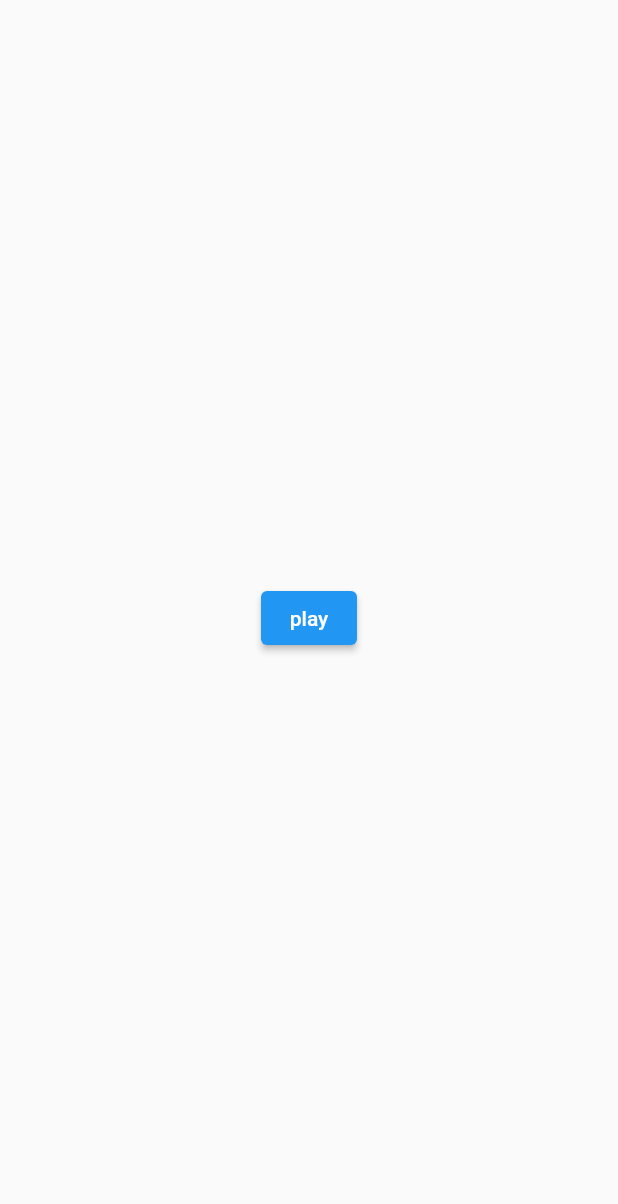
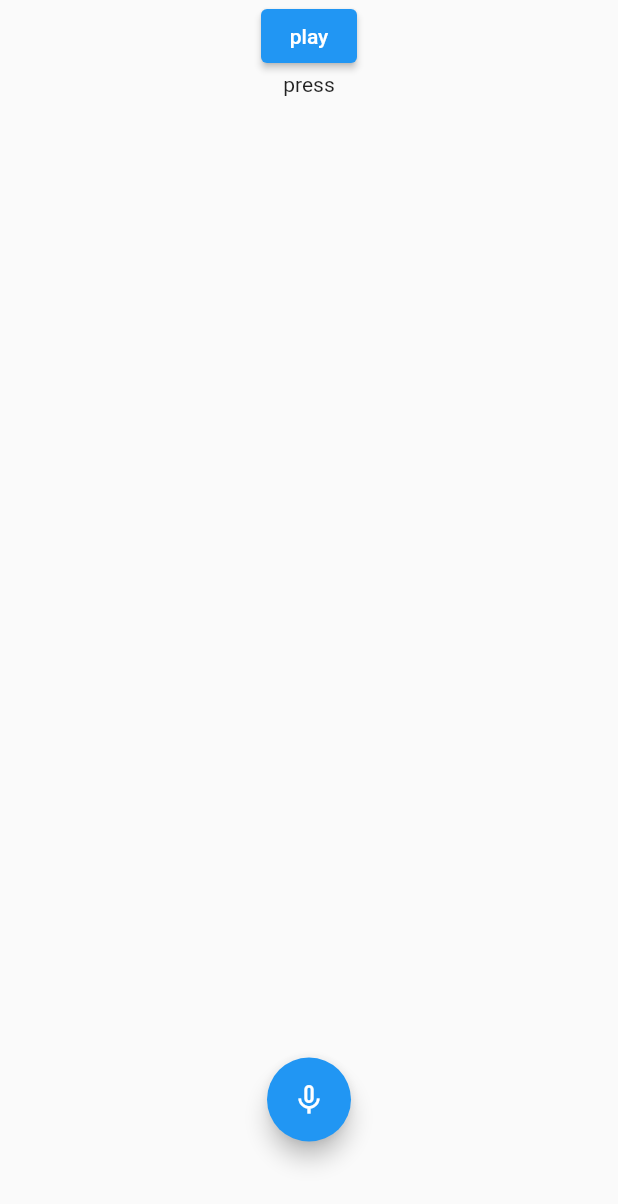
Before and after one commit to AfnanSD/Tamakan, a Flutter app: the screen it shows after launch, on a phone screen of 412 x 824 dp. Shown: the top 1204 px of the screen. Run offline on Flutter 3.47's test engine with Material 2 defaults, Android fonts, the phone set to English and light mode, and no system bars; drawn by our look-alikes of avatar_glow; our stand-ins replace audioplayers, firebase_core, firebase_storage, speech_to_text; accounts and stored records are empty.

Commit message:
speech to text
https://www.youtube.com/watch?v=dpdnvSI0Dn8

```diff
--- a/tamakan/lib/main.dart
+++ b/tamakan/lib/main.dart
@@ -1,8 +1,10 @@
+import 'package:avatar_glow/avatar_glow.dart';
 import 'package:firebase_core/firebase_core.dart';
 import 'package:firebase_storage/firebase_storage.dart';
 import 'package:flutter/material.dart';
 
 import 'package:audioplayers/audioplayers.dart';
+import 'package:speech_to_text/speech_to_text.dart' as stt;
 
 Future<void> main() async {
   WidgetsFlutterBinding.ensureInitialized();
@@ -35,10 +37,24 @@ class MyHomePage extends StatefulWidget {
 
 class _MyHomePageState extends State<MyHomePage> {
   final player = AudioPlayer();
+  late stt.SpeechToText speech;
+  bool isListening = false;
+  String text = 'press';
+  double confidence = 1;
+
+  @override
+  void initState() {
+    // TODO: implement initState
+    super.initState();
+    speech = stt.SpeechToText();
+  }
+
   @override
   Widget build(BuildContext context) {
     return Scaffold(
-      body: Center(
+        body: Column(
+          children: [
+            Center(
               child: ElevatedButton(
                 onPressed: () async {
                   // Create a storage reference from our app
@@ -47,16 +63,61 @@ class _MyHomePageState extends State<MyHomePage> {
                   // Create a reference with an initial file path and name
                   final pathReference = storageRef.child("/practices/ألف.mp3");
                   // Create a reference to a file from a Google Cloud Storage URI
-            final gsReference = FirebaseStorage.instance
-                .refFromURL("gs://tamakan-ef69b.appspot.com/practices/ألف.mp3");
+                  final gsReference = FirebaseStorage.instance.refFromURL(
+                      "gs://tamakan-ef69b.appspot.com/practices/ألف.mp3");
 
-            await player
-                .play(DeviceFileSource(await gsReference.getDownloadURL()));
+                  await player.play(
+                      DeviceFileSource(await gsReference.getDownloadURL()));
                   print('5');
                 },
                 child: Text('play'),
               ),
             ),
+            SingleChildScrollView(
+              reverse: true,
+              child: Container(
+                child: Text(text),
+              ),
+            )
+          ],
+        ),
+        floatingActionButtonLocation: FloatingActionButtonLocation.centerFloat,
+        floatingActionButton: AvatarGlow(
+          animate: isListening,
+          glowColor: Theme.of(context).primaryColor,
+          endRadius: 75.0,
+          duration: const Duration(milliseconds: 2000),
+          repeatPauseDuration: const Duration(milliseconds: 100),
+          repeat: true,
+          child: FloatingActionButton(
+            onPressed: listen,
+            child: Icon(isListening ? Icons.mic : Icons.mic_none),
+          ),
+        ));
+  }
+
+  void listen() async {
+    print('listen');
+    if (!isListening) {
+      bool available = await speech.initialize(
+        onStatus: (val) => print('onStatus: $val'),
+        onError: (val) => print('onError: $val'),
+      );
+      if (available) {
+        setState(() => isListening = true);
+        speech.listen(
+          onResult: (val) => setState(() {
+            print(val.recognizedWords + '***');
+            text = val.recognizedWords;
+            if (val.hasConfidenceRating && val.confidence > 0) {
+              confidence = val.confidence;
+            }
+          }),
         );
       }
+    } else {
+      setState(() => isListening = false);
+      speech.stop();
     }
+  }
+}
--- a/tamakan/pubspec.yaml
+++ b/tamakan/pubspec.yaml
@@ -39,6 +39,8 @@ dependencies:
   firebase_storage: ^11.0.7
   firebase_core: ^2.4.0
   audioplayers: ^1.1.1
+  speech_to_text: ^6.1.1
+  avatar_glow: ^2.0.2
 
 dev_dependencies:
   flutter_test:
```
Also changed, not shown: tamakan/pubspec.lock, 3 other files. Lines whose indentation alone changed are shown as unchanged.
